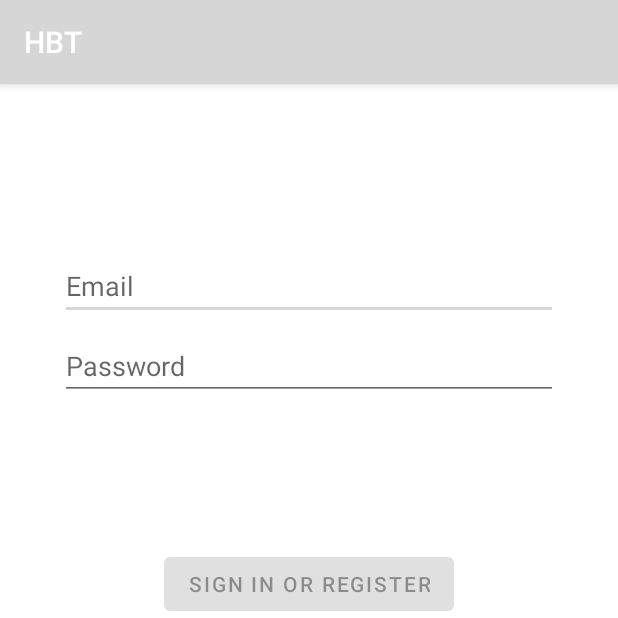
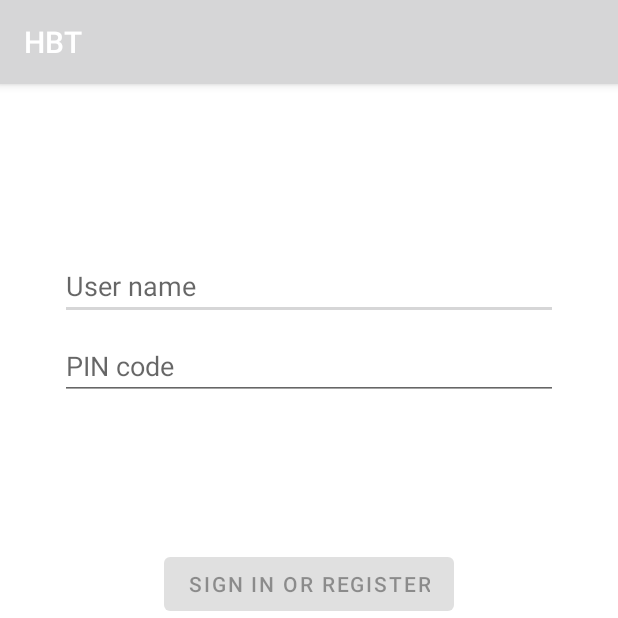
Before and after one commit to dedis/hbt, an Android app: the fragment LoginFragment shown on its own in the app's theme, on a phone screen of 412 x 824 dp, the top half of it. Run offline under Robolectric (Android 15) with nearby library versions, the phone set to English and light mode, and no system bars.

Commit message:
Adapted Login fragment to fit in the main activity
Signed-off-by: Jean Viaene <jean.viaene@epfl.ch>

```diff
--- a/android/app/build.gradle
+++ b/android/app/build.gradle
@@ -36,8 +36,8 @@ android {
 
 dependencies {
 
-    implementation 'androidx.core:core-ktx:1.7.0'
-    implementation 'androidx.appcompat:appcompat:1.4.1'
+    implementation 'androidx.core:core-ktx:1.8.0'
+    implementation 'androidx.appcompat:appcompat:1.4.2'
     implementation 'com.google.android.material:material:1.6.0'
     implementation 'androidx.constraintlayout:constraintlayout:2.1.4'
     implementation 'androidx.lifecycle:lifecycle-livedata-ktx:2.4.1'
--- a/android/app/src/main/java/com/epfl/dedis/hbt/ui/login/LoginFragment.kt
+++ b/android/app/src/main/java/com/epfl/dedis/hbt/ui/login/LoginFragment.kt
@@ -16,6 +16,11 @@ import com.epfl.dedis.hbt.R
 import com.epfl.dedis.hbt.databinding.FragmentLoginBinding
 
 class LoginFragment : Fragment() {
+
+    companion object {
+        fun newInstance() = LoginFragment().apply {
+        }
+    }
 
     private lateinit var loginViewModel: LoginViewModel
     private var _binding: FragmentLoginBinding? = null
--- a/android/app/src/main/res/layout/fragment_main.xml
+++ b/android/app/src/main/res/layout/fragment_main.xml
@@ -5,7 +5,7 @@
   android:id="@+id/constraintLayout"
   android:layout_width="match_parent"
   android:layout_height="match_parent"
-    tools:context=".ui.main.PlaceholderFragment">
+  tools:context=".ui.login.LoginFragment">
 
   <TextView
     android:id="@+id/section_label"
--- a/android/app/src/main/res/values/strings.xml
+++ b/android/app/src/main/res/values/strings.xml
@@ -3,12 +3,12 @@
   <string name="tab_text_1">User ID</string>
   <string name="tab_text_2">Wallet</string>
   <!-- Strings related to login -->
-  <string name="prompt_email">Email</string>
-  <string name="prompt_password">Password</string>
+  <string name="prompt_email">User name</string>
+  <string name="prompt_password">PIN code</string>
   <string name="action_sign_in">Sign in or register</string>
   <string name="action_sign_in_short">Sign in</string>
   <string name="welcome">"Welcome!"</string>
   <string name="invalid_username">Not a valid username</string>
-  <string name="invalid_password">Password must be >5 characters</string>
+  <string name="invalid_password">PIN code must be >=4 digits</string>
   <string name="login_failed">"Login failed"</string>
 </resources>
```
Also changed, not shown: android/app/src/main/java/com/epfl/dedis/hbt/ui/main/SectionsPagerAdapter.kt (+11 -3 lines). Lines whose indentation alone changed are shown as unchanged.
